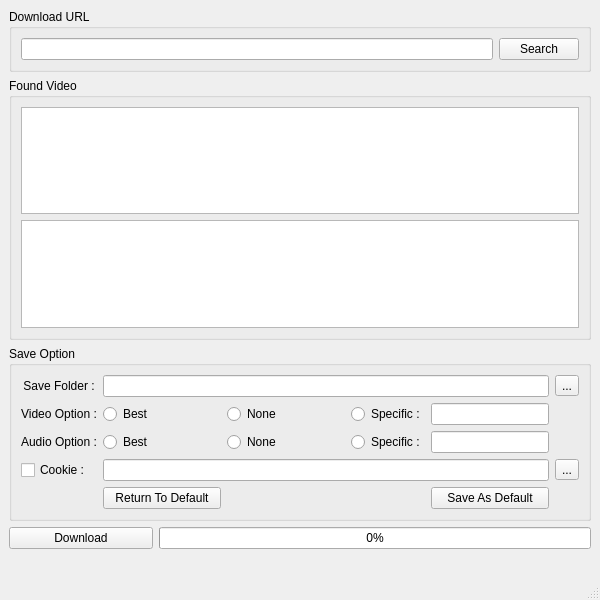
First picture: the form in data/ui/mainwin.ui, repository goldloti2/ytdlp-GUI, before the edit.
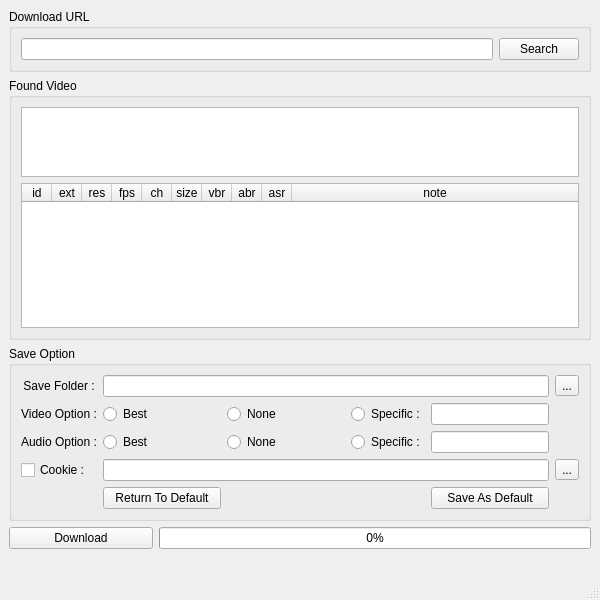
Second picture: the form after the edit.

What changed in the file:
```diff
--- a/data/ui/mainwin.ui
+++ b/data/ui/mainwin.ui
@@ -14,7 +14,7 @@
    <string>MainWindow</string>
   </property>
   <widget class="QWidget" name="centralwidget">
-   <layout class="QVBoxLayout" name="verticalLayout_2" stretch="1,6,4,0">
+   <layout class="QVBoxLayout" name="verticalLayout_2" stretch="1,6,3,0">
     <item>
      <widget class="QGroupBox" name="horizontalGroupBox">
       <property name="title">
@@ -54,12 +54,115 @@
       <property name="flat">
        <bool>false</bool>
       </property>
-      <layout class="QVBoxLayout" name="verticalLayout_3">
+      <layout class="QVBoxLayout" name="verticalLayout_3" stretch="1,3">
        <item>
-        <widget class="QListWidget" name="res_list"/>
+        <widget class="QListWidget" name="res_list">
+         <property name="horizontalScrollBarPolicy">
+          <enum>Qt::ScrollBarAlwaysOff</enum>
+         </property>
+        </widget>
        </item>
        <item>
-        <widget class="QTableWidget" name="format_table"/>
+        <widget class="QTableWidget" name="format_table">
+         <property name="horizontalScrollBarPolicy">
+          <enum>Qt::ScrollBarAsNeeded</enum>
+         </property>
+         <property name="sizeAdjustPolicy">
+          <enum>QAbstractScrollArea::AdjustToContents</enum>
+         </property>
+         <property name="editTriggers">
+          <set>QAbstractItemView::NoEditTriggers</set>
+         </property>
+         <property name="tabKeyNavigation">
+          <bool>false</bool>
+         </property>
+         <property name="alternatingRowColors">
+          <bool>false</bool>
+         </property>
+         <property name="selectionMode">
+          <enum>QAbstractItemView::NoSelection</enum>
+         </property>
+         <property name="selectionBehavior">
+          <enum>QAbstractItemView::SelectRows</enum>
+         </property>
+         <property name="rowCount">
+          <number>0</number>
+         </property>
+         <attribute name="horizontalHeaderVisible">
+          <bool>true</bool>
+         </attribute>
+         <attribute name="horizontalHeaderCascadingSectionResizes">
+          <bool>false</bool>
+         </attribute>
+         <attribute name="horizontalHeaderDefaultSectionSize">
+          <number>30</number>
+         </attribute>
+         <attribute name="horizontalHeaderHighlightSections">
+          <bool>true</bool>
+         </attribute>
+         <attribute name="horizontalHeaderStretchLastSection">
+          <bool>true</bool>
+         </attribute>
+         <attribute name="verticalHeaderVisible">
+          <bool>false</bool>
+         </attribute>
+         <attribute name="verticalHeaderShowSortIndicator" stdset="0">
+          <bool>false</bool>
+         </attribute>
+         <attribute name="verticalHeaderStretchLastSection">
+          <bool>false</bool>
+         </attribute>
+         <column>
+          <property name="text">
+           <string>id</string>
+          </property>
+         </column>
+         <column>
+          <property name="text">
+           <string>ext</string>
+          </property>
+         </column>
+         <column>
+          <property name="text">
+           <string>res</string>
+          </property>
+         </column>
+         <column>
+          <property name="text">
+           <string>fps</string>
+          </property>
+         </column>
+         <column>
+          <property name="text">
+           <string>ch</string>
+          </property>
+         </column>
+         <column>
+          <property name="text">
+           <string>size</string>
+          </property>
+         </column>
+         <column>
+          <property name="text">
+           <string>vbr</string>
+          </property>
+         </column>
+         <column>
+          <property name="text">
+           <string>abr</string>
+          </property>
+         </column>
+         <column>
+          <property name="text">
+           <string>asr</string>
+          </property>
+         </column>
+         <column>
+          <property name="text">
+           <string>note</string>
+          </property>
+         </column>
+        </widget>
        </item>
       </layout>
      </widget>
```
Left out of the diff: 2 changed lines with no effect on the pictures.
